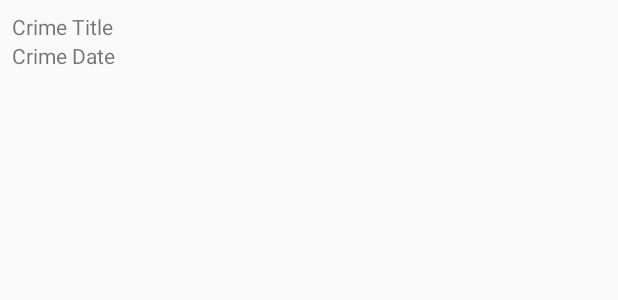
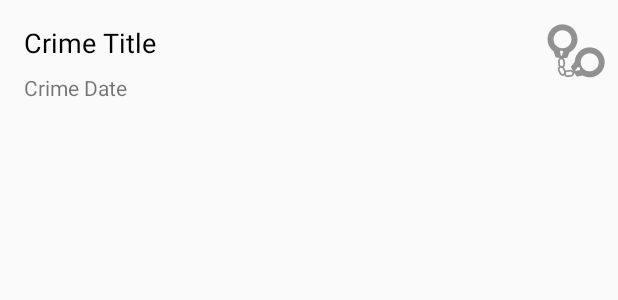
Before and after one commit to nyajallen/CriminalIntent, an Android app: the layout list_item_crime.xml on its own in the app's theme, with its tools: preview values and no code run, on a phone screen of 412 x 824 dp. Shown: the top 300 px of the screen. Run offline under Robolectric (Android 15) with nearby library versions, the phone set to English and light mode, and no system bars.

Commit message:
End of Chapter 11

```diff
--- a/app/build.gradle
+++ b/app/build.gradle
@@ -1,6 +1,7 @@
 apply plugin: 'com.android.application'
 apply plugin: 'kotlin-android'
 apply plugin: 'kotlin-android-extensions'
+apply plugin: 'kotlin-kapt'
 
 android {
     compileSdkVersion 29
@@ -33,6 +34,8 @@ dependencies {
     implementation 'androidx.constraintlayout:constraintlayout:1.1.3'
     implementation 'androidx.lifecycle:lifecycle-extensions:2.0.0'
     implementation 'androidx.recyclerview:recyclerview:1.0.0'
+    implementation 'androidx.room:room-runtime:2.1.0-alpha04'
+    kapt 'androidx.room:room-compiler:2.1.0-alpha04'
     testImplementation 'junit:junit:4.12'
     androidTestImplementation 'androidx.test.ext:junit:1.1.1'
     androidTestImplementation 'androidx.test.espresso:espresso-core:3.2.0'
--- a/app/src/main/AndroidManifest.xml
+++ b/app/src/main/AndroidManifest.xml
@@ -3,6 +3,7 @@
     package="com.bignerdranch.android.criminalintent">
 
     <application
+        android:name=".CriminalIntentApplication"
         android:allowBackup="true"
         android:icon="@mipmap/ic_launcher"
         android:label="@string/app_name"
--- a/app/src/main/java/com/bignerdranch/android/criminalintent/Crime.kt
+++ b/app/src/main/java/com/bignerdranch/android/criminalintent/Crime.kt
@@ -1,6 +1,9 @@
 package com.bignerdranch.android.criminalintent
 
+import androidx.room.Entity
+import androidx.room.PrimaryKey
 import java.util.*
 
-data class Crime(val id: UUID = UUID.randomUUID(), var title: String ="",
+@Entity
+data class Crime(@PrimaryKey val id: UUID = UUID.randomUUID(), var title: String ="",
                  var date: Date = Date(), var isSolved: Boolean = false)
--- a/app/src/main/res/layout/list_item_crime.xml
+++ b/app/src/main/res/layout/list_item_crime.xml
@@ -1,20 +1,47 @@
 <?xml version="1.0" encoding="utf-8"?>
-<LinearLayout xmlns:android="http://schemas.android.com/apk/res/android"
-    android:orientation="vertical"
+<androidx.constraintlayout.widget.ConstraintLayout xmlns:android="http://schemas.android.com/apk/res/android"
+    xmlns:app="http://schemas.android.com/apk/res-auto"
+    xmlns:tools="http://schemas.android.com/tools"
+    android:id="@+id/linearLayout"
     android:layout_width="match_parent"
-    android:layout_height="wrap_content"
-    android:padding="8dp">
+    android:layout_height="wrap_content">
 
     <TextView
         android:id="@+id/crime_title"
-        android:layout_width="match_parent"
+        android:layout_width="0dp"
         android:layout_height="wrap_content"
-        android:text="Crime Title"/>
+        android:layout_marginStart="16dp"
+        android:layout_marginTop="16dp"
+        android:layout_marginEnd="8dp"
+        android:text="@string/crime_title_view"
+        android:textColor="@android:color/black"
+        android:textSize="18sp"
+        app:layout_constraintEnd_toStartOf="@+id/crime_solved"
+        app:layout_constraintStart_toStartOf="parent"
+        app:layout_constraintTop_toTopOf="parent" />
 
     <TextView
         android:id="@+id/crime_date"
-        android:layout_width="match_parent"
+        android:layout_width="0dp"
         android:layout_height="wrap_content"
-        android:text="Crime Date"/>
+        android:layout_marginStart="16dp"
+        android:layout_marginTop="8dp"
+        android:layout_marginEnd="8dp"
+        android:text="@string/crime_date_view"
+        app:layout_constraintEnd_toStartOf="@+id/crime_solved"
+        app:layout_constraintStart_toStartOf="parent"
+        app:layout_constraintTop_toBottomOf="@+id/crime_title" />
 
-</LinearLayout>
+    <ImageView
+        android:id="@+id/crime_solved"
+        android:layout_width="wrap_content"
+        android:layout_height="wrap_content"
+        android:layout_marginTop="8dp"
+        android:layout_marginEnd="8dp"
+        android:layout_marginBottom="8dp"
+        app:layout_constraintBottom_toBottomOf="parent"
+        app:layout_constraintEnd_toEndOf="parent"
+        app:layout_constraintTop_toTopOf="parent"
+        app:srcCompat="@drawable/ic_solved" />
+
+</androidx.constraintlayout.widget.ConstraintLayout>
--- a/app/src/main/res/values/strings.xml
+++ b/app/src/main/res/values/strings.xml
@@ -4,4 +4,6 @@
     <string name="crime_title_label">Title</string>
     <string name="crime_details_label">Details</string>
     <string name="crime_solved_label">Solved</string>
+    <string name="crime_title_view">Crime Title</string>
+    <string name="crime_date_view">Crime Date</string>
 </resources>
```
Also changed, not shown: app/src/main/java/com/bignerdranch/android/criminalintent/CrimeListFragment.kt (+24 -10 lines), app/src/main/java/com/bignerdranch/android/criminalintent/CrimeListViewModel.kt (+2 -10 lines), app/src/main/java/com/bignerdranch/android/criminalintent/CrimeRepository.kt (added, +40 -0 lines), app/src/main/java/com/bignerdranch/android/criminalintent/CriminalIntentApplication.kt (added, +11 -0 lines), app/src/main/java/database/CrimeDAO.kt (added, +19 -0 lines), app/src/main/java/database/CrimeDatabase.kt (added, +13 -0 lines), app/src/main/java/database/CrimeTypeConverters.kt (added, +30 -0 lines), app/src/main/res/drawable-hdpi/ic_solved.png (added), app/src/main/res/drawable-mdpi/ic_solved.png (added), app/src/main/res/drawable-xhdpi/ic_solved.png (added), app/src/main/res/drawable-xxhdpi/ic_solved.png (added), app/src/main/res/drawable-xxxhdpi/ic_solved.png (added).
